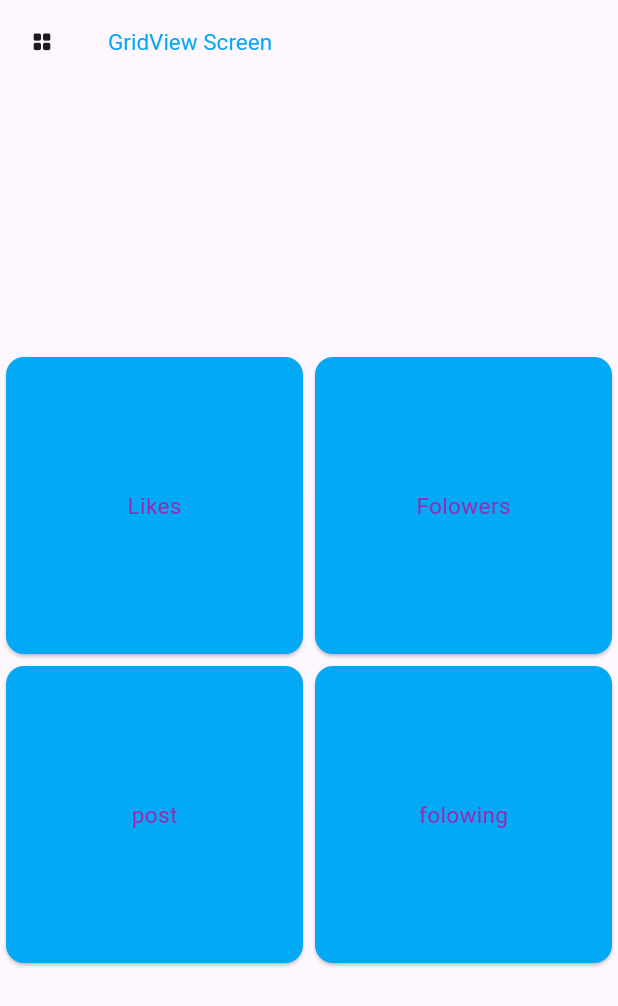
After one commit to 1224jatin/myfirst_app, a Flutter app: the GridViewScreen screen opened directly, on a phone screen of 412 x 824 dp. The commit adds this screen. Shown: the top 1006 px of the screen. Run offline on Flutter 3.47's test engine with Material 3 defaults, Android fonts, the phone set to English and light mode, and no system bars.

Commit message:
5 march 2026 -  GridView screen

```diff
--- /dev/null
+++ b/lib/gridview.dart
@@ -0,0 +1,63 @@
+import 'package:flutter/cupertino.dart';
+import 'package:flutter/material.dart';
+
+class GridViewScreen extends StatefulWidget{
+  @override
+
+  State<StatefulWidget> createState() =>_GridViewScreen();
+}
+class _GridViewScreen extends State<GridViewScreen>{
+  List<String>items=["Likes","Folowers","post","folowing"];
+  @override
+  Widget build(BuildContext context) {
+   return Scaffold(
+     appBar: AppBar( leading: Icon(Icons.grid_view_rounded , size: 15  ),
+       title: Text("GridView Screen", style: TextStyle(color: Colors.lightBlue,
+           fontSize: 15),),),
+     body: Center(
+     child: Column(
+       mainAxisAlignment: MainAxisAlignment.center,
+       crossAxisAlignment: CrossAxisAlignment.center,
+       children: [
+         GridView.builder(gridDelegate:SliverGridDelegateWithFixedCrossAxisCount(crossAxisCount: 2),
+             shrinkWrap: true,
+             itemCount: items.length,
+             itemBuilder:(context,index){
+           return InkWell(
+             child: Card(
+               child:
+               Center(
+                 child:Column(
+                   mainAxisAlignment: MainAxisAlignment.center,
+                   crossAxisAlignment: CrossAxisAlignment.center,
+                   children: [
+                     Text(items[index], style: TextStyle(color: Colors.purple , fontSize: 15 ),)
+                   ],
+                 ),
+               ),
+               color: Colors.lightBlue,
+             )
+             ,
+             onTap: (){
+               ScaffoldMessenger.of(context).showSnackBar(SnackBar(content:
+               Text("hloooo", style: TextStyle( color: Colors.lightBlue, fontSize: 15),),
+                 duration: Duration(seconds: 3),
+               ));
+             },
+
+           );
+
+
+
+             }
+             )
+
+
+       ],
+     )
+
+     ),
+   );
+  }
+
+}
--- a/lib/licensecheck.dart
+++ b/lib/licensecheck.dart
@@ -31,7 +31,7 @@ class _Licensecheck extends State<Licensecheck>{
                   hintText: " e.g = 18 ,30 "
               )),
             ElevatedButton(onPressed: (){
-              if (int.tryParse(ageController.text.trim())!>=18 ){
+              if (int.tryParse(ageController.text.trim())! >=18 ){
                 setState(() {
                   ScaffoldMessenger.of(context).showSnackBar(SnackBar(
                     content: const Text("you are eligible"),
--- a/lib/main.dart
+++ b/lib/main.dart
@@ -1,6 +1,8 @@
 import 'package:flutter/material.dart';
+import 'package:flutter_appy/gridview.dart';
 import 'package:flutter_appy/licensecheck.dart';
 import 'package:flutter_appy/listView.dart';
+import 'package:flutter_appy/loginAccount.dart';
 import 'package:flutter_appy/stateful_screen.dart';
 
 void main() {
@@ -15,7 +17,7 @@ class MyApp extends StatelessWidget {
     return MaterialApp(
       title: "My First App",
       debugShowCheckedModeBanner: false,
-      home: const Licensecheck()
+      home: LoginAccount()
 
       );
 
```
Also changed, not shown: lib/gridView2.dart (added, +37 -0 lines), lib/loginAccount.dart (added, +109 -0 lines).
